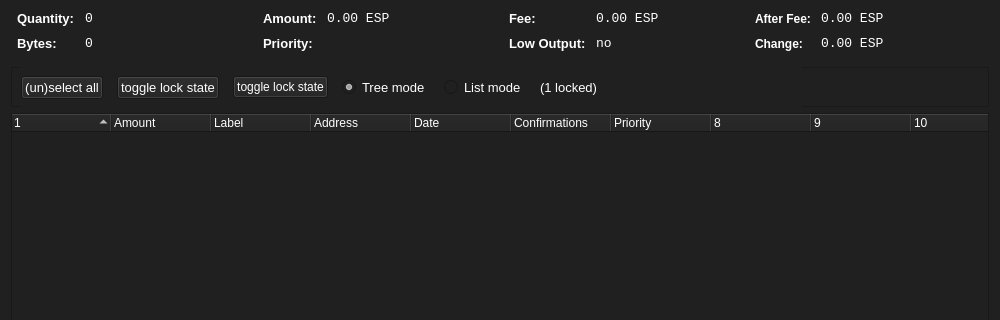
Above: src/qt/forms/coincontroldialog.ui from CryptoCoderz/Espers before the change; both pictures show x 0 to 1000 and y 0 to 320 of the 1000 by 500 pixel window. Below: the same form after it.
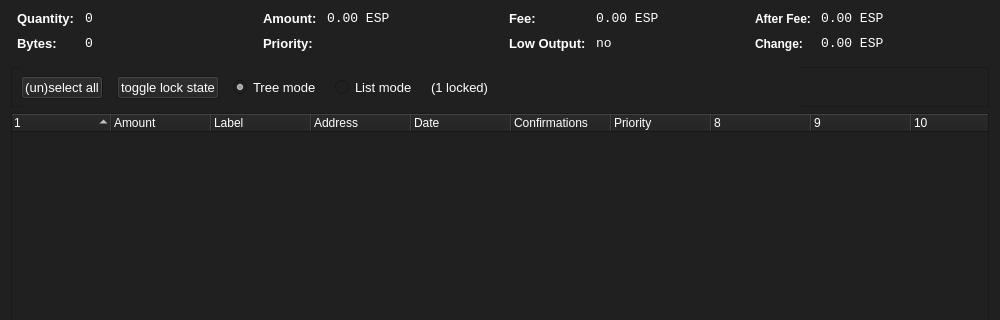
That is the form after the change. Custom widgets are drawn as their Qt base class.

Patch:
```diff
--- a/src/qt/forms/coincontroldialog.ui
+++ b/src/qt/forms/coincontroldialog.ui
@@ -468,22 +468,6 @@
          </property>
         </widget>
        </item>
-         <item>
-         <widget class="QPushButton" name="pushButtonToggleLock">
-          <property name="sizePolicy">
-           <sizepolicy hsizetype="Maximum" vsizetype="Fixed">
-            <horstretch>0</horstretch>
-            <verstretch>0</verstretch>
-           </sizepolicy>
-          </property>
-          <property name="text">
-           <string>toggle lock state</string>
-          </property>
-          <property name="autoDefault">
-           <bool>false</bool>
-          </property>
-         </widget>
-        </item>
        <item>
         <widget class="QRadioButton" name="radioTreeMode">
          <property name="sizePolicy">
```
Left out of the diff: 2 changed lines with no effect on the pictures.
